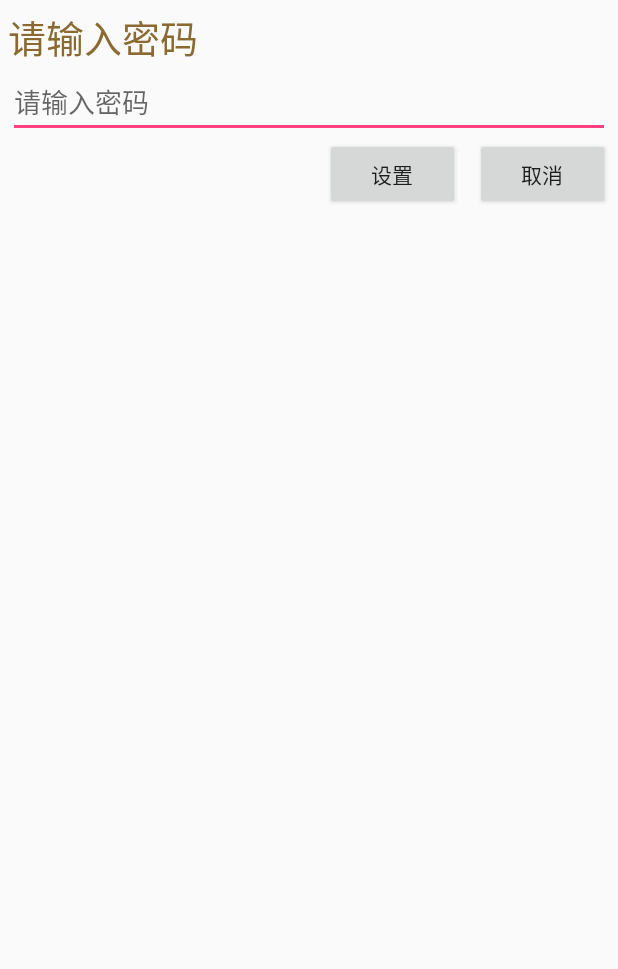
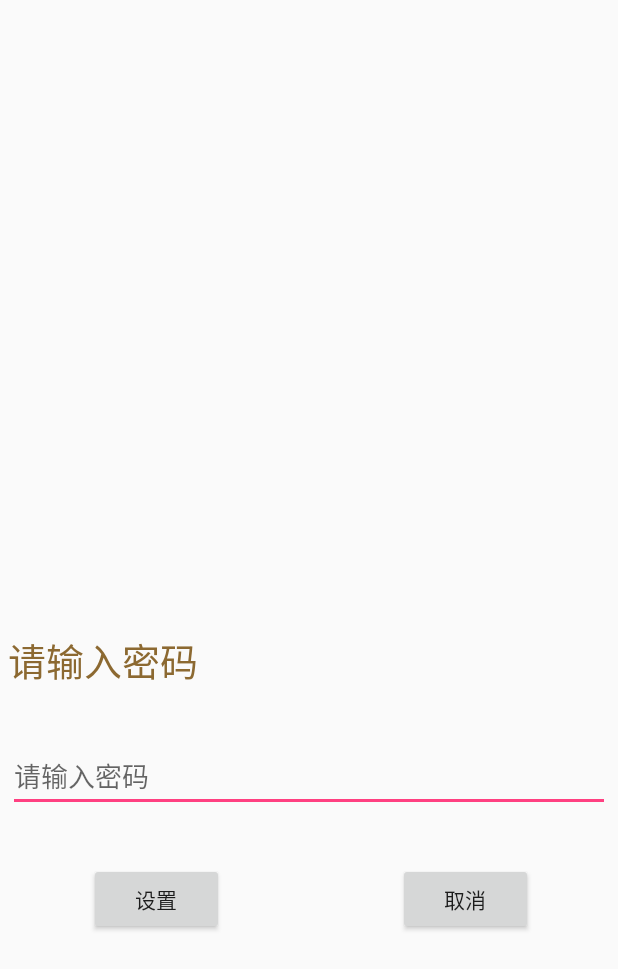
Before and after one commit to menghuailiu/AccountMS, an Android app: the layout sysset.xml on its own in the app's theme, with its tools: preview values and no code run, on a phone screen of 412 x 824 dp. Shown: the top 969 px of the screen. Run offline under Robolectric (Android 15) with nearby library versions, the phone set to English and light mode, and no system bars.

Commit message:
系统设置和登录2

```diff
--- a/app/src/main/java/patrickstar/com/accountms/MainActivity.java
+++ b/app/src/main/java/patrickstar/com/accountms/MainActivity.java
@@ -10,5 +10,8 @@ public class MainActivity extends AppCompatActivity {
     protected void onCreate(Bundle savedInstanceState) {
         super.onCreate(savedInstanceState);
         setContentView(R.layout.addoutaccount);
+
+
+
     }
 }
--- a/app/src/main/res/layout/sysset.xml
+++ b/app/src/main/res/layout/sysset.xml
@@ -13,28 +13,41 @@
         android:text="请输入密码"
         android:textSize="25dp"
         android:textColor="#8c6931"
-        />
+        android:layout_above="@+id/txtPwd"
+        android:layout_alignParentLeft="true"
+        android:layout_alignParentStart="true"
+        android:layout_marginBottom="34dp" />
     <EditText
         android:id="@+id/txtPwd"
         android:layout_width="match_parent"
         android:layout_height="wrap_content"
-        android:layout_below="@+id/tvPwd"
         android:inputType="textPassword"
-        android:hint="请输入密码"/>
+        android:hint="请输入密码"
+        android:layout_marginBottom="34dp"
+        android:layout_above="@+id/btnsetCancel"
+        android:layout_alignParentLeft="true"
+        android:layout_alignParentStart="true" />
     <Button
         android:id="@+id/btnsetCancel"
         android:layout_width="90dp"
         android:layout_height="wrap_content"
-        android:layout_below="@+id/txtPwd"
+        android:text="取消"
+        android:layout_marginRight="51dp"
+        android:layout_marginEnd="51dp"
+        android:layout_marginBottom="195dp"
+        android:layout_alignParentBottom="true"
         android:layout_alignParentRight="true"
-        android:layout_marginLeft="10dp"
-        android:text="取消"/>
+        android:layout_alignParentEnd="true" />
     <Button
         android:id="@+id/btnSet"
         android:layout_width="90dp"
         android:layout_height="wrap_content"
-        android:layout_below="@+id/txtPwd"
-        android:layout_toLeftOf="@+id/btnsetCancel"
-        android:text="设置"/>
+        android:text="设置"
+        android:layout_marginLeft="54dp"
+        android:layout_marginStart="54dp"
+        android:layout_alignBaseline="@+id/btnsetCancel"
+        android:layout_alignBottom="@+id/btnsetCancel"
+        android:layout_alignParentLeft="true"
+        android:layout_alignParentStart="true" />
 
 </RelativeLayout>
```
Also changed, not shown: app/src/main/res/layout/login.xml (+21 -8 lines).
